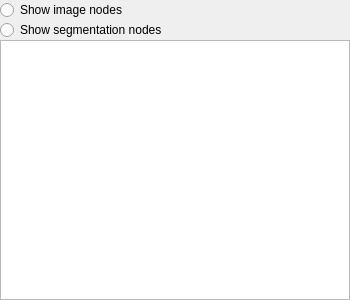
This is Modules/SemanticRelationsUI/src/QmitkPatientTableInspector.ui in MITK/MITK as Qt 5 draws it before an edit. The edited form follows.
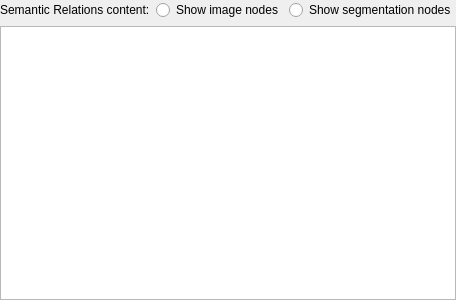
This is the edited form.

Commit message: Remove list widgets and replace with patient table inspector

Patch:
```diff
--- a/Modules/SemanticRelationsUI/src/QmitkPatientTableInspector.ui
+++ b/Modules/SemanticRelationsUI/src/QmitkPatientTableInspector.ui
@@ -10,10 +10,7 @@
     <height>300</height>
    </rect>
   </property>
-  <layout class="QVBoxLayout" name="verticalLayout">
-   <property name="spacing">
-    <number>0</number>
-   </property>
+  <layout class="QGridLayout" name="gridLayout">
    <property name="leftMargin">
     <number>0</number>
    </property>
@@ -26,17 +23,17 @@
    <property name="bottomMargin">
     <number>0</number>
    </property>
-   <item>
-    <widget class="QRadioButton" name="imageNodeButton">
+   <item row="0" column="0">
+    <widget class="QLabel" name="label">
      <property name="text">
-      <string>Show image nodes</string>
+      <string>Semantic Relations content:</string>
      </property>
      <attribute name="buttonGroup">
       <string notr="true">nodeButtonGroup</string>
      </attribute>
     </widget>
    </item>
-   <item>
+   <item row="0" column="2">
     <widget class="QRadioButton" name="segmentationNodeButton">
      <property name="text">
       <string>Show segmentation nodes</string>
@@ -46,7 +43,17 @@
      </attribute>
     </widget>
    </item>
-   <item>
+   <item row="0" column="1">
+    <widget class="QRadioButton" name="imageNodeButton">
+     <property name="text">
+      <string>Show image nodes</string>
+     </property>
+     <attribute name="buttonGroup">
+      <string notr="true">nodeButtonGroup</string>
+     </attribute>
+    </widget>
+   </item>
+   <item row="1" column="0" colspan="3">
     <widget class="QTableView" name="tableView"/>
    </item>
   </layout>
```
Left out of the diff: 3 changed lines with no effect on the pictures. The commit also changes 7 other files.
